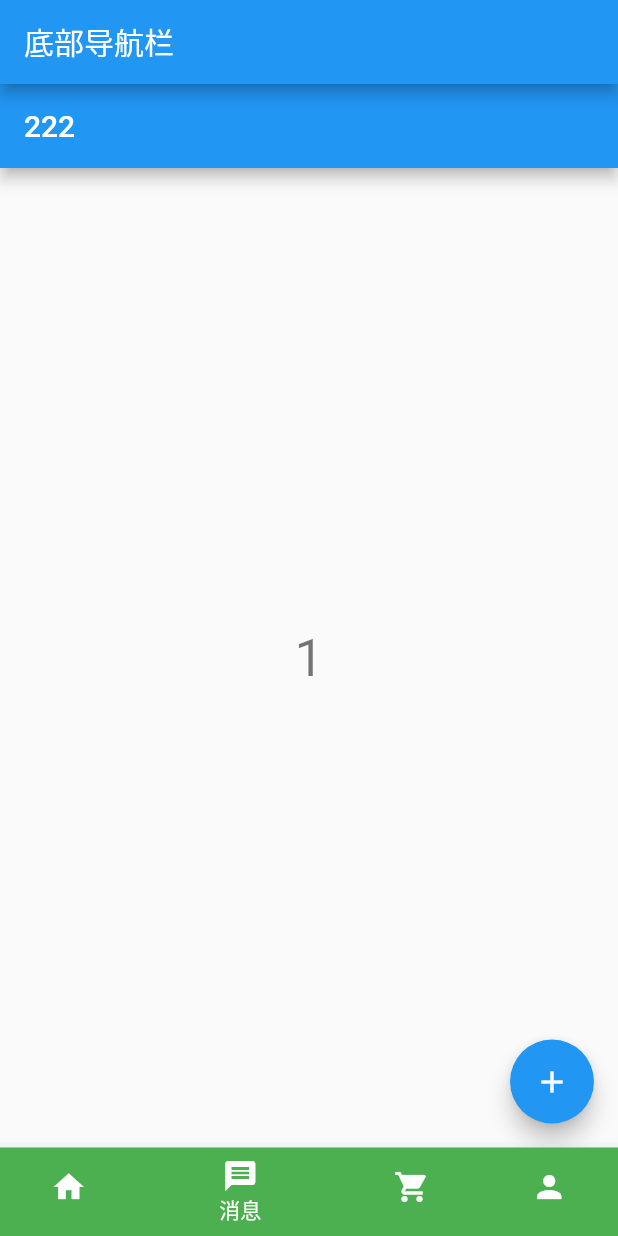
After one commit to liupengzhouyi/ios_todo, a Flutter app: the IndexPage screen opened directly, item 2 of the bottom bar chosen, after a tap on the "add" icon, on a phone screen of 412 x 824 dp. The commit adds this screen. Run offline on Flutter 3.47's test engine with Material 2 defaults, Android fonts, the phone set to English and light mode, and no system bars; our stand-ins replace event_bus; missing offline and left inert: amap_location.

Commit message:
用全局变量传递消息 V 1.0.5

```diff
--- /dev/null
+++ b/lib/globalVariable/allPages.dart
@@ -0,0 +1,104 @@
+import 'package:flutter/material.dart';
+import 'package:ios_todo/globalVariable/bus.dart';
+import 'package:ios_todo/globalVariable/page01.dart';
+import 'package:ios_todo/globalVariable/page02.dart';
+import 'package:ios_todo/globalVariable/page03.dart';
+import 'package:ios_todo/globalVariable/page04.dart';
+
+void main(){
+  runApp(MyApp());
+}
+
+class MyApp extends StatelessWidget {
+  // This widget is the root of your application.
+  @override
+  Widget build(BuildContext context) {
+    return MaterialApp(
+      title: 'Flutter Demo',
+      theme: ThemeData(
+        primarySwatch: Colors.blue,
+      ),
+      home: IndexPage(),
+    );
+  }
+}
+
+class IndexPage extends StatefulWidget {
+  @override
+  State<StatefulWidget> createState() {
+    return _IndexState();
+  }
+}
+
+class _IndexState extends State<IndexPage> {
+
+  final List<BottomNavigationBarItem> bottomNavItems = [
+    BottomNavigationBarItem(
+      backgroundColor: Colors.blue,
+      icon: Icon(Icons.home),
+      title: Text("首页"),
+    ),
+    BottomNavigationBarItem(
+      backgroundColor: Colors.green,
+      icon: Icon(Icons.message),
+      title: Text("消息"),
+    ),
+    BottomNavigationBarItem(
+      backgroundColor: Colors.amber,
+      icon: Icon(Icons.shopping_cart),
+      title: Text("购物车"),
+    ),
+    BottomNavigationBarItem(
+      backgroundColor: Colors.red,
+      icon: Icon(Icons.person),
+      title: Text("个人中心"),
+    ),
+  ];
+
+  int currentIndex;
+
+  final pages = [
+    MyHomePage1(title: '111',),
+    MyHomePage2(title: '222',),
+    MyHomePage3(title: '333',),
+    MyHomePage4(title: '444',)
+  ];
+
+  @override
+  void initState() {
+    super.initState();
+    currentIndex = 0;
+    /*UserLoggedInEvent userLoggedInEvent = new UserLoggedInEvent('开始');
+    userLoggedInEvent.setNumber(100);
+    eventBus.fire(userLoggedInEvent);*/
+  }
+
+  @override
+  Widget build(BuildContext context) {
+    return Scaffold(
+      // 标题
+      appBar: AppBar(title: Text("底部导航栏"),),
+      // 页面
+      body: pages[currentIndex],
+      // 底部导航栏
+      bottomNavigationBar: BottomNavigationBar(
+        items: bottomNavItems,
+        currentIndex: currentIndex,
+        type: BottomNavigationBarType.shifting,
+        onTap: (index) {
+          _changePage(index);
+        },
+      ),
+    );
+  }
+
+  /*切换页面*/
+  void _changePage(int index) {
+    /*如果点击的导航项不是当前项  切换 */
+    if (index != currentIndex) {
+      setState(() {
+        currentIndex = index;
+      });
+    }
+  }
+}
--- /dev/null
+++ b/lib/globalVariable/bus.dart
@@ -0,0 +1,23 @@
+//Bus初始化
+import 'package:event_bus/event_bus.dart';
+
+EventBus eventBus = EventBus();
+
+int counter = 0;
+
+class UserLoggedInEvent {
+  String text;
+  int number = -1;
+
+  UserLoggedInEvent(int num){
+    this.setNumber(num);
+  }
+
+  int getNumber() {
+    return this.number;
+  }
+
+  void setNumber(int num) {
+    this.number = num;
+  }
+}
--- /dev/null
+++ b/lib/globalVariable/page01.dart
@@ -0,0 +1,84 @@
+import 'package:flutter/material.dart';
+
+import 'bus.dart';
+
+void main(){
+  // AMapLocationClient.setApiKey("5fa948fc7dccd87dd1b0237bad511490");
+  runApp(MyApp());
+}
+
+class MyApp extends StatelessWidget {
+  // This widget is the root of your application.
+  @override
+  Widget build(BuildContext context) {
+    return MaterialApp(
+      title: 'Flutter Demo',
+      theme: ThemeData(
+        primarySwatch: Colors.blue,
+      ),
+      home: MyHomePage1(title: '刘鹏的专用App01'),
+    );
+  }
+}
+
+class MyHomePage1 extends StatefulWidget {
+
+  MyHomePage1({Key key, this.title}) : super(key: key);
+
+  String title;
+
+  @override
+  _MyHomePageState createState() => _MyHomePageState();
+}
+
+class _MyHomePageState extends State<MyHomePage1> {
+
+  // int _counter = 0;
+
+  @override
+  void initState() {
+    eventBus.on<UserLoggedInEvent>().listen((event){
+      event.text = '第一个页面';
+      print(event.getNumber());
+      if (event.getNumber() != -1) {
+        setState(() {
+          counter = event.getNumber();
+        });
+      }
+    });
+  }
+
+  void _incrementCounter() {
+    setState(() {
+      counter = counter + 1;
+    });
+    eventBus.fire(new UserLoggedInEvent(counter));
+  }
+
+  @override
+  Widget build(BuildContext context) {
+    //_incrementCounter();
+    return Scaffold(
+      appBar: AppBar(
+        title: Text(widget.title),
+      ),
+      body: Center(
+        child: Column(
+          mainAxisAlignment: MainAxisAlignment.center,
+          children: <Widget>[
+            Text(
+              '$counter',
+              style: Theme.of(context).textTheme.display1,
+            ),
+          ],
+        ),
+      ),
+      floatingActionButton: FloatingActionButton(
+        onPressed: _incrementCounter,
+        tooltip: 'Increment',
+        child: Icon(Icons.add),
+      ), // This trailing comma makes auto-formatting nicer for build methods.
+    );
+  }
+
+}
--- /dev/null
+++ b/lib/globalVariable/page02.dart
@@ -0,0 +1,84 @@
+import 'package:flutter/material.dart';
+import 'package:ios_todo/event_bus_e/newPaly.dart';
+
+import 'bus.dart';
+
+void main(){
+  // AMapLocationClient.setApiKey("5fa948fc7dccd87dd1b0237bad511490");
+  runApp(MyApp());
+}
+
+class MyApp extends StatelessWidget {
+  // This widget is the root of your application.
+  @override
+  Widget build(BuildContext context) {
+    return MaterialApp(
+      title: 'Flutter Demo',
+      theme: ThemeData(
+        primarySwatch: Colors.blue,
+      ),
+      home: MyHomePage2(title: '刘鹏的专用App02'),
+    );
+  }
+}
+
+class MyHomePage2 extends StatefulWidget {
+  MyHomePage2({Key key, this.title}) : super(key: key);
+
+  String title;
+
+  @override
+  _MyHomePageState createState() => _MyHomePageState();
+}
+
+class _MyHomePageState extends State<MyHomePage2> {
+
+  // int _counter = 0;
+
+  @override
+  void initState() {
+    eventBus.on<UserLoggedInEvent>().listen((event){
+      event.text = '第二个页面';
+      print(event.getNumber());
+      if (event.getNumber() != -1) {
+        setState(() {
+          counter = event.getNumber();
+        });
+      }
+    });
+  }
+
+  void _incrementCounter() {
+    setState(() {
+      counter = counter + 1;
+    });
+    eventBus.fire(new UserLoggedInEvent(counter));
+  }
+
+  @override
+  Widget build(BuildContext context) {
+    //_incrementCounter();
+    return Scaffold(
+      appBar: AppBar(
+        title: Text(widget.title),
+      ),
+      body: Center(
+        child: Column(
+          mainAxisAlignment: MainAxisAlignment.center,
+          children: <Widget>[
+            Text(
+              '$counter',
+              style: Theme.of(context).textTheme.display1,
+            ),
+          ],
+        ),
+      ),
+      floatingActionButton: FloatingActionButton(
+        onPressed: _incrementCounter,
+        tooltip: 'Increment',
+        child: Icon(Icons.add),
+      ), // This trailing comma makes auto-formatting nicer for build methods.
+    );
+  }
+
+}
```
Also changed, not shown: lib/fristPage/index.dart (+15 -7 lines), lib/globalVariable/page03.dart (added, +83 -0 lines), lib/globalVariable/page04.dart (added, +83 -0 lines), lib/顶部导航栏/allPages.dart (added, +96 -0 lines), lib/顶部导航栏/page01.dart (added, +72 -0 lines).
